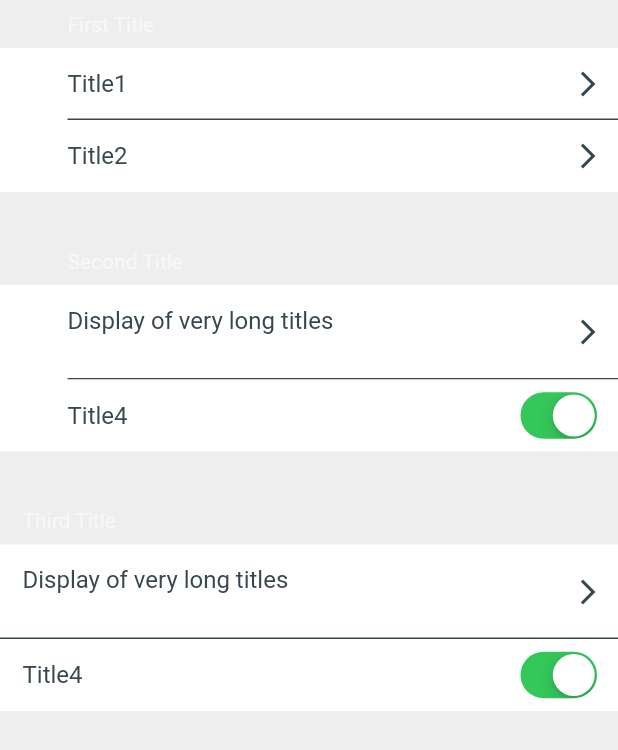
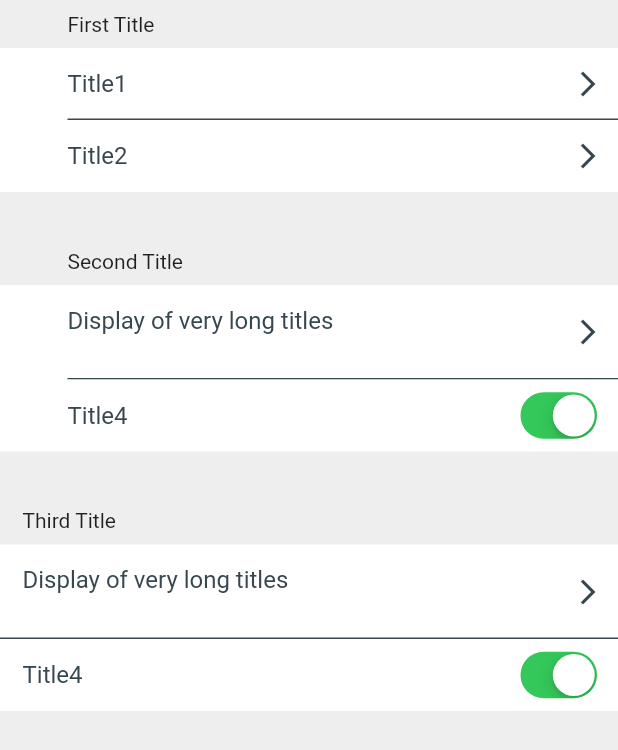
Before and after one commit to naoki0719/flutter_menu_list, a Flutter app: the screen it shows after launch, on a phone screen of 412 x 824 dp. Shown: the top 750 px of the screen. Run offline on Flutter 3.47's test engine with Material 2 defaults, Android fonts, the phone set to English and light mode, and no system bars.

Commit message:
Change theme to take priority.

```diff
--- a/lib/widgets/menu_list_section_title.dart
+++ b/lib/widgets/menu_list_section_title.dart
@@ -11,9 +11,7 @@ class MenuListSectionTitle extends StatelessWidget {
       left: 45.0,
       right: 15.0,
     ),
-    this.textStyle = const TextStyle(
-      color: Color(0x8AFFFFFF),
-    ),
+    this.textStyle = const TextStyle(),
   }) : super(key: key);
 
   final String title;
```
